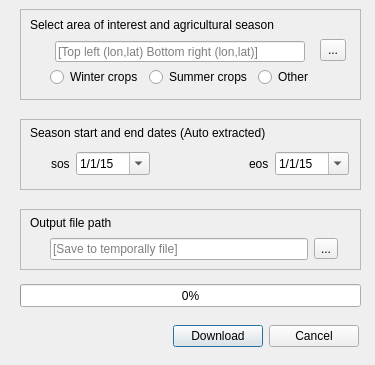
This is ftw_plugin/download_image.ui in fieldsoftheworld/ftw-qgis-plugin as Qt 5 draws it before an edit. The edited form follows.
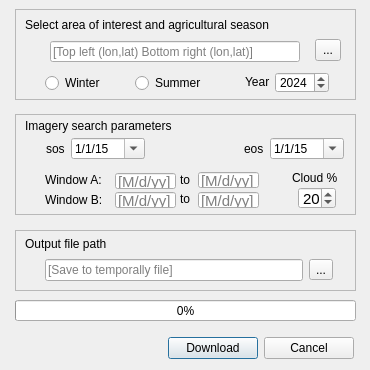
This is the edited form.

The edit to the form file:
```diff
--- a/ftw_plugin/download_image.ui
+++ b/ftw_plugin/download_image.ui
@@ -6,20 +6,20 @@
    <rect>
     <x>0</x>
     <y>0</y>
-    <width>375</width>
-    <height>365</height>
+    <width>370</width>
+    <height>370</height>
    </rect>
   </property>
   <property name="minimumSize">
    <size>
-    <width>375</width>
-    <height>365</height>
+    <width>370</width>
+    <height>370</height>
    </size>
   </property>
   <property name="maximumSize">
    <size>
-    <width>375</width>
-    <height>365</height>
+    <width>370</width>
+    <height>370</height>
    </size>
   </property>
   <property name="windowTitle">
@@ -28,7 +28,7 @@
   <widget class="QFrame" name="frame">
    <property name="geometry">
     <rect>
-     <x>20</x>
+     <x>15</x>
      <y>9</y>
      <width>341</width>
      <height>91</height>
@@ -65,14 +65,71 @@
      <string>...</string>
     </property>
    </widget>
+   <widget class="QSpinBox" name="crop_year">
+    <property name="geometry">
+     <rect>
+      <x>260</x>
+      <y>63</y>
+      <width>54</width>
+      <height>21</height>
+     </rect>
+    </property>
+    <property name="minimumSize">
+     <size>
+      <width>54</width>
+      <height>0</height>
+     </size>
+    </property>
+    <property name="maximumSize">
+     <size>
+      <width>16777215</width>
+      <height>16777215</height>
+     </size>
+    </property>
+    <property name="minimum">
+     <number>2015</number>
+    </property>
+    <property name="maximum">
+     <number>2025</number>
+    </property>
+    <property name="value">
+     <number>2024</number>
+    </property>
+   </widget>
+   <widget class="QLabel" name="label_6">
+    <property name="geometry">
+     <rect>
+      <x>230</x>
+      <y>65</y>
+      <width>27</width>
+      <height>16</height>
+     </rect>
+    </property>
+    <property name="text">
+     <string>Year</string>
+    </property>
+   </widget>
+   <widget class="QRadioButton" name="summer_crops">
+    <property name="geometry">
+     <rect>
+      <x>120</x>
+      <y>64</y>
+      <width>76</width>
+      <height>20</height>
+     </rect>
+    </property>
+    <property name="text">
+     <string>Summer</string>
+    </property>
+   </widget>
   </widget>
   <widget class="QFrame" name="frame_2">
    <property name="geometry">
     <rect>
-     <x>20</x>
-     <y>119</y>
+     <x>15</x>
+     <y>114</y>
      <width>341</width>
-     <height>71</height>
+     <height>101</height>
     </rect>
    </property>
    <property name="frameShape">
@@ -81,12 +138,182 @@
    <property name="frameShadow">
     <enum>QFrame::Raised</enum>
    </property>
+   <widget class="QLabel" name="label_7">
+    <property name="geometry">
+     <rect>
+      <x>30</x>
+      <y>58</y>
+      <width>71</width>
+      <height>16</height>
+     </rect>
+    </property>
+    <property name="text">
+     <string>Window A:</string>
+    </property>
+   </widget>
+   <widget class="QLabel" name="label_8">
+    <property name="geometry">
+     <rect>
+      <x>30</x>
+      <y>78</y>
+      <width>71</width>
+      <height>16</height>
+     </rect>
+    </property>
+    <property name="text">
+     <string>Window B:</string>
+    </property>
+   </widget>
+   <widget class="QLineEdit" name="win_a_start_date">
+    <property name="geometry">
+     <rect>
+      <x>100</x>
+      <y>59</y>
+      <width>61</width>
+      <height>16</height>
+     </rect>
+    </property>
+    <property name="font">
+     <font>
+      <pointsize>11</pointsize>
+     </font>
+    </property>
+    <property name="inputMask">
+     <string/>
+    </property>
+    <property name="placeholderText">
+     <string>[M/d/yy]</string>
+    </property>
+   </widget>
+   <widget class="QLineEdit" name="win_b_start_date">
+    <property name="geometry">
+     <rect>
+      <x>100</x>
+      <y>78</y>
+      <width>61</width>
+      <height>16</height>
+     </rect>
+    </property>
+    <property name="font">
+     <font>
+      <pointsize>11</pointsize>
+     </font>
+    </property>
+    <property name="placeholderText">
+     <string>[M/d/yy]</string>
+    </property>
+   </widget>
+   <widget class="QLineEdit" name="win_a_end_date">
+    <property name="geometry">
+     <rect>
+      <x>183</x>
+      <y>58</y>
+      <width>61</width>
+      <height>16</height>
+     </rect>
+    </property>
+    <property name="font">
+     <font>
+      <pointsize>11</pointsize>
+     </font>
+    </property>
+    <property name="placeholderText">
+     <string>[M/d/yy]</string>
+    </property>
+   </widget>
+   <widget class="QLineEdit" name="win_b_end_date">
+    <property name="geometry">
+     <rect>
+      <x>183</x>
+      <y>78</y>
+      <width>61</width>
+      <height>16</height>
+     </rect>
+    </property>
+    <property name="font">
+     <font>
+      <pointsize>11</pointsize>
+     </font>
+    </property>
+    <property name="placeholderText">
+     <string>[M/d/yy]</string>
+    </property>
+   </widget>
+   <widget class="QLabel" name="label_9">
+    <property name="geometry">
+     <rect>
+      <x>165</x>
+      <y>58</y>
+      <width>16</width>
+      <height>16</height>
+     </rect>
+    </property>
+    <property name="text">
+     <string>to</string>
+    </property>
+   </widget>
+   <widget class="QLabel" name="label_10">
+    <property name="geometry">
+     <rect>
+      <x>165</x>
+      <y>77</y>
+      <width>16</width>
+      <height>16</height>
+     </rect>
+    </property>
+    <property name="text">
+     <string>to</string>
+    </property>
+   </widget>
+   <widget class="QLabel" name="label_11">
+    <property name="geometry">
+     <rect>
+      <x>277</x>
+      <y>56</y>
+      <width>51</width>
+      <height>16</height>
+     </rect>
+    </property>
+    <property name="text">
+     <string>Cloud %</string>
+    </property>
+   </widget>
+   <widget class="QSpinBox" name="max_cloud_cover">
+    <property name="geometry">
+     <rect>
+      <x>283</x>
+      <y>73</y>
+      <width>38</width>
+      <height>22</height>
+     </rect>
+    </property>
+    <property name="minimumSize">
+     <size>
+      <width>38</width>
+      <height>0</height>
+     </size>
+    </property>
+    <property name="maximumSize">
+     <size>
+      <width>38</width>
+      <height>16777215</height>
+     </size>
+    </property>
+    <property name="font">
+     <font>
+      <pointsize>11</pointsize>
+     </font>
+    </property>
+    <property name="value">
+     <number>20</number>
+    </property>
+   </widget>
   </widget>
   <widget class="QFrame" name="frame_3">
    <property name="geometry">
     <rect>
-     <x>20</x>
-     <y>209</y>
+     <x>15</x>
+     <y>230</y>
      <width>341</width>
      <height>61</height>
     </rect>
@@ -101,7 +328,7 @@
   <widget class="QLabel" name="label">
    <property name="geometry">
     <rect>
-     <x>30</x>
+     <x>25</x>
      <y>15</y>
      <width>301</width>
      <height>20</height>
@@ -114,8 +341,8 @@
   <widget class="QLabel" name="label_5">
    <property name="geometry">
     <rect>
-     <x>30</x>
-     <y>215</y>
+     <x>25</x>
+     <y>236</y>
      <width>111</width>
      <height>16</height>
     </rect>
@@ -127,10 +354,10 @@
   <widget class="QWidget" name="layoutWidget_2">
    <property name="geometry">
     <rect>
-     <x>51</x>
-     <y>147</y>
+     <x>46</x>
+     <y>138</y>
      <width>298</width>
-     <height>34</height>
+     <height>21</height>
     </rect>
    </property>
    <layout class="QHBoxLayout" name="horizontalLayout_3">
@@ -200,14 +427,14 @@
   <widget class="QLabel" name="label_4">
    <property name="geometry">
     <rect>
-     <x>30</x>
-     <y>125</y>
+     <x>25</x>
+     <y>118</y>
      <width>301</width>
      <height>16</height>
     </rect>
    </property>
    <property name="text">
-    <string>Season start and end dates (Auto extracted)</string>
+    <string>Imagery search parameters</string>
    </property>
    <property name="openExternalLinks">
     <bool>false</bool>
@@ -216,10 +443,10 @@
   <widget class="QProgressBar" name="progressBar">
    <property name="geometry">
     <rect>
-     <x>20</x>
-     <y>284</y>
+     <x>15</x>
+     <y>300</y>
      <width>341</width>
-     <height>23</height>
+     <height>21</height>
     </rect>
    </property>
    <property name="value">
@@ -232,8 +459,8 @@
   <widget class="QWidget" name="layoutWidget_3">
    <property name="geometry">
     <rect>
-     <x>50</x>
-     <y>237</y>
+     <x>45</x>
+     <y>258</y>
      <width>288</width>
      <height>24</height>
     </rect>
@@ -264,69 +491,10 @@
     </item>
    </layout>
   </widget>
-  <widget class="QWidget" name="">
-   <property name="geometry">
-    <rect>
-     <x>173</x>
-     <y>320</y>
-     <width>186</width>
-     <height>32</height>
-    </rect>
-   </property>
-   <layout class="QHBoxLayout" name="horizontalLayout_5">
-    <item>
-     <widget class="QPushButton" name="download_button">
-      <property name="text">
-       <string>Download</string>
-      </property>
-     </widget>
-    </item>
-    <item>
-     <widget class="QPushButton" name="download_ui_cancel">
-      <property name="text">
-       <string>Cancel</string>
-      </property>
-     </widget>
-    </item>
-   </layout>
-  </widget>
-  <widget class="QWidget" name="">
-   <property name="geometry">
-    <rect>
-     <x>50</x>
-     <y>67</y>
-     <width>298</width>
-     <height>20</height>
-    </rect>
-   </property>
-   <layout class="QHBoxLayout" name="horizontalLayout">
-    <item>
-     <widget class="QRadioButton" name="winter_crops">
-      <property name="text">
-       <string>Winter crops</string>
-      </property>
-     </widget>
-    </item>
-    <item>
-     <widget class="QRadioButton" name="summer_crops">
-      <property name="text">
-       <string>Summer crops</string>
-      </property>
-     </widget>
-    </item>
-    <item>
-     <widget class="QRadioButton" name="other_crops">
-      <property name="text">
-       <string>Other</string>
-      </property>
-     </widget>
-    </item>
-   </layout>
-  </widget>
   <widget class="QLineEdit" name="roi_bbox">
    <property name="geometry">
     <rect>
-     <x>55</x>
+     <x>50</x>
      <y>41</y>
      <width>250</width>
      <height>21</height>
@@ -345,7 +513,7 @@
     <string>[Top left (lon,lat) Bottom right (lon,lat)]</string>
    </property>
   </widget>
-  <widget class="QWidget" name="">
+  <widget class="QWidget" name="layoutWidget">
    <property name="geometry">
     <rect>
      <x>0</x>
@@ -356,6 +524,56 @@
    </property>
    <layout class="QHBoxLayout" name="horizontalLayout_2"/>
   </widget>
+  <widget class="QRadioButton" name="winter_crops">
+   <property name="geometry">
+    <rect>
+     <x>45</x>
+     <y>73</y>
+     <width>71</width>
+     <height>20</height>
+    </rect>
+   </property>
+   <property name="text">
+    <string>Winter </string>
+   </property>
+  </widget>
+  <widget class="QWidget" name="">
+   <property name="geometry">
+    <rect>
+     <x>0</x>
+     <y>0</y>
+     <width>2</width>
+     <height>2</height>
+    </rect>
+   </property>
+   <layout class="QHBoxLayout" name="horizontalLayout_6"/>
+  </widget>
+  <widget class="QWidget" name="">
+   <property name="geometry">
+    <rect>
+     <x>168</x>
+     <y>332</y>
+     <width>186</width>
+     <height>32</height>
+    </rect>
+   </property>
+   <layout class="QHBoxLayout" name="horizontalLayout">
+    <item>
+     <widget class="QPushButton" name="download_button">
+      <property name="text">
+       <string>Download</string>
+      </property>
+     </widget>
+    </item>
+    <item>
+     <widget class="QPushButton" name="download_ui_cancel">
+      <property name="text">
+       <string>Cancel</string>
+      </property>
+     </widget>
+    </item>
+   </layout>
+  </widget>
  </widget>
  <resources/>
  <connections/>
```
